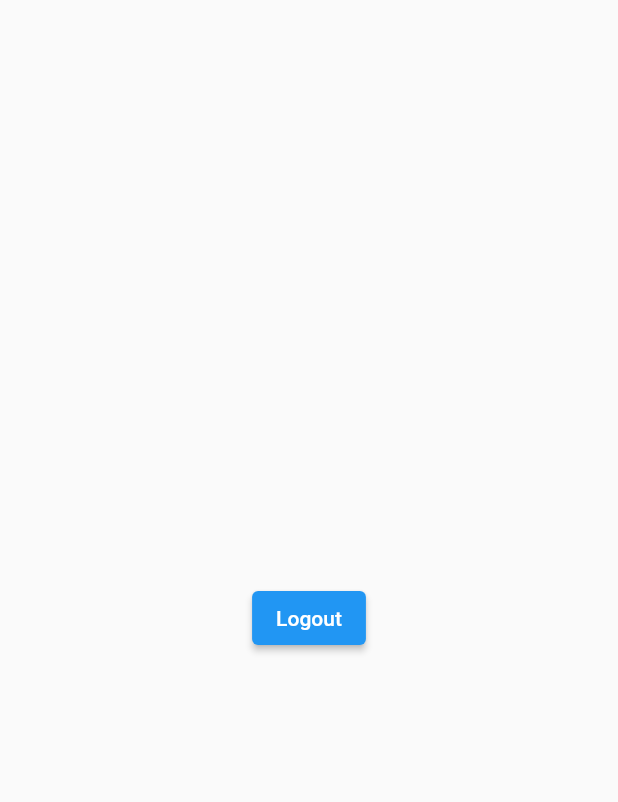
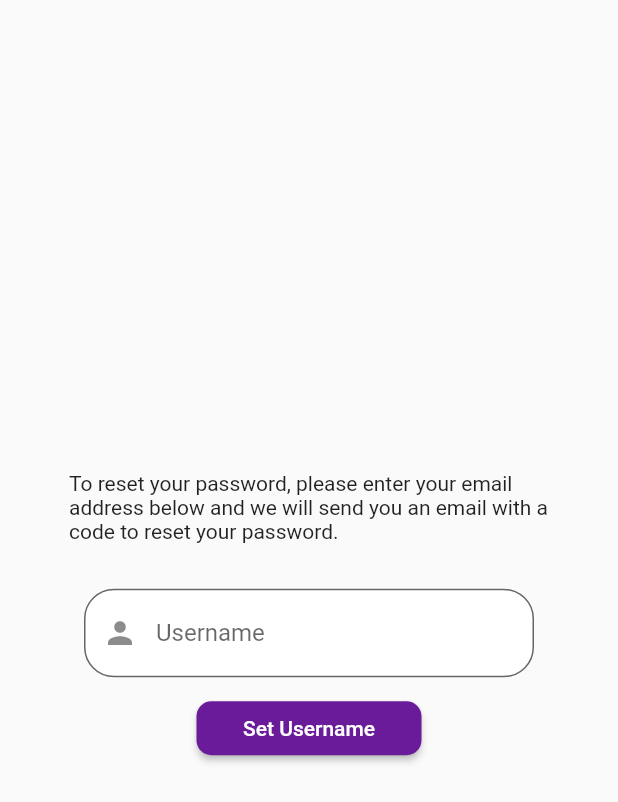
Before and after one commit to LahoucineLapunaire/ilili, a Flutter app: the screen it shows once a user with an empty profile is signed in, on a phone screen of 412 x 824 dp. Shown: the top 802 px of the screen. Run offline on Flutter 3.47's test engine with Material 2 defaults, Android fonts, the phone set to English and light mode, and no system bars; our stand-ins replace cloud_firestore, firebase_auth, firebase_core, google_sign_in; accounts and stored records are empty.

Commit message:
[FEAT] setUsername : set username after sign up

```diff
--- a/lib/components/home.dart
+++ b/lib/components/home.dart
@@ -1,33 +1,52 @@
 import 'package:flutter/material.dart';
 import 'package:firebase_auth/firebase_auth.dart';
+import 'package:ilili/components/setUsername.dart';
+import 'package:cloud_firestore/cloud_firestore.dart';
 
 FirebaseAuth auth = FirebaseAuth.instance;
+FirebaseFirestore firestore = FirebaseFirestore.instance;
 
 class HomePage extends StatefulWidget {
-  const HomePage({Key? key}) : super(key: key);
+  HomePage({Key? key}) : super(key: key);
 
   @override
   _HomePageState createState() => _HomePageState();
 }
 
 class _HomePageState extends State<HomePage> {
-  void logout() {
-    auth.signOut().then((value) => print("User logged out"));
-  }
-
-  void testVerifiedAccount() {
-    if (auth.currentUser!.emailVerified) {
-      print("User is verified");
-    } else {
-      print("User is not verified");
-    }
-  }
+  Map<String, dynamic> userInfo = {
+    "username": "",
+    "profilPicture": "",
+  };
 
   @override
   void initState() {
     // TODO: implement initState
     super.initState();
-    testVerifiedAccount();
+    checkUsername();
+  }
+
+  Future<void> checkUsername() async {
+    DocumentSnapshot ds =
+        await firestore.collection('users').doc(auth.currentUser!.uid).get();
+
+    setState(() {
+      userInfo['username'] = ds.get('username');
+      userInfo['profilPicture'] = ds.get('profilPicture');
+    });
+
+    if (userInfo['username'] == "") {
+      Navigator.pushReplacement(
+        context,
+        MaterialPageRoute(
+          builder: (context) => SetUsernamePage(),
+        ),
+      );
+    }
+  }
+
+  void logout() {
+    auth.signOut().then((value) => print("User logged out"));
   }
 
   @override
@@ -37,6 +56,9 @@ class _HomePageState extends State<HomePage> {
       child: Column(
         mainAxisAlignment: MainAxisAlignment.center,
         children: [
+          Text("Welcome ${userInfo["username"]}!"),
+          Text("${auth.currentUser!.email}"),
+          Text("${auth.currentUser!.uid}"),
           ButtonLogout(),
         ],
       ),
--- a/lib/components/setUsername.dart
+++ b/lib/components/setUsername.dart
@@ -0,0 +1,154 @@
+import 'package:flutter/material.dart';
+import 'package:firebase_auth/firebase_auth.dart';
+import 'package:cloud_firestore/cloud_firestore.dart';
+import 'package:ilili/components/home.dart';
+
+FirebaseAuth auth = FirebaseAuth.instance;
+
+class SetUsernamePage extends StatefulWidget {
+  const SetUsernamePage({super.key});
+
+  @override
+  State<SetUsernamePage> createState() => _SetUsernamePageState();
+}
+
+class _SetUsernamePageState extends State<SetUsernamePage> {
+  TextEditingController usernameController = TextEditingController();
+  List<String> usernameList = [];
+  String error = "";
+
+  @override
+  void initState() {
+    super.initState();
+    getAllUsername();
+  }
+
+  Future<void> getAllUsername() async {
+    QuerySnapshot querySnapshot =
+        await FirebaseFirestore.instance.collection("users").get();
+
+    for (int i = 0; i < querySnapshot.docs.length; i++) {
+      usernameList.add(querySnapshot.docs[i].get('username'));
+      print("Username: ${querySnapshot.docs[i].get('username')}");
+      ;
+    }
+  }
+
+  bool containsSpacesOrSpecialCharacters(String input) {
+    RegExp regex = RegExp(r'[^\w,]');
+    return regex.hasMatch(input);
+  }
+
+  void checkUsername() {
+    if (usernameList.contains(usernameController.text)) {
+      setState(() {
+        error = "Username already exists";
+      });
+      return;
+    }
+    if (containsSpacesOrSpecialCharacters(usernameController.text)) {
+      setState(() {
+        error = "Username cannot contain spaces or special characters";
+      });
+      return;
+    }
+    if (usernameController.text.length > 20) {
+      setState(() {
+        error = "Username cannot be longer than 20 characters";
+      });
+      return;
+    } else {
+      setState(() {
+        error = "";
+      });
+    }
+  }
+
+  Future<void> setUsername() async {
+    if (error == "") {
+      await FirebaseFirestore.instance
+          .collection("users")
+          .doc(auth.currentUser!.uid)
+          .update({"username": usernameController.text.toLowerCase()});
+      Navigator.pushReplacement(
+        context,
+        MaterialPageRoute(
+          builder: (context) => HomePage(),
+        ),
+      );
+    }
+  }
+
+  @override
+  Widget build(BuildContext context) {
+    return Scaffold(
+        body: Center(
+      child: Column(
+        mainAxisAlignment: MainAxisAlignment.center,
+        children: [
+          Container(
+            width: 320,
+            child: Text(
+              "To reset your password, please enter your email address below and we will send you an email with a code to reset your password.",
+            ),
+          ),
+          SizedBox(height: 20),
+          if (error != "")
+            Padding(
+              padding: EdgeInsets.only(bottom: 10),
+              child: Row(
+                mainAxisAlignment: MainAxisAlignment.center,
+                children: [
+                  Icon(Icons.error, color: Colors.red),
+                  SizedBox(width: 5),
+                  Container(
+                    width: 250,
+                    child: Text(
+                      "${error}",
+                      style: TextStyle(
+                          color: Colors.red, fontWeight: FontWeight.bold),
+                    ),
+                  )
+                ],
+              ),
+            ),
+          SizedBox(height: 10),
+          Container(
+            width: 300,
+            child: TextField(
+              controller: usernameController,
+              onChanged: (value) {
+                checkUsername();
+              },
+              decoration: InputDecoration(
+                filled: true,
+                fillColor: Colors.white,
+                prefixIcon: Icon(Icons.person),
+                labelText: 'Username',
+                border: OutlineInputBorder(
+                  borderRadius: BorderRadius.circular(20),
+                ),
+              ),
+            ),
+          ),
+          SizedBox(height: 10),
+          ElevatedButton(
+            onPressed: () {
+              setUsername();
+            },
+            child: Text('Set Username'),
+            style: ElevatedButton.styleFrom(
+              shape: RoundedRectangleBorder(
+                borderRadius: BorderRadius.circular(10),
+              ),
+              fixedSize:
+                  Size(150, 25), // Set the width and height of the button
+              backgroundColor:
+                  Color(0xFF6A1B9A), // Set the background color of the button
+            ),
+          ),
+        ],
+      ),
+    ));
+  }
+}
--- a/lib/components/signup.dart
+++ b/lib/components/signup.dart
@@ -159,8 +159,8 @@ class _FormSectionState extends State<FormSection> {
       String uid = userCredential.user?.uid ?? '';
 
       await firestore.collection('users').doc(uid).set({
-        'pseudo': '',
         'profilPicture': '',
+        'username': '',
       });
 
       print('User signed up and document created successfully!');
@@ -418,6 +418,13 @@ class _GoogleSignupFormState extends State<GoogleSignupForm> {
       );
 
       await FirebaseAuth.instance.signInWithCredential(credential);
+
+      String uid = FirebaseAuth.instance.currentUser?.uid ?? '';
+
+      await FirebaseFirestore.instance.collection('users').doc(uid).set({
+        'profilPicture': '',
+        'username': '',
+      });
     } catch (e) {
       setState(() {
         errorMessage = e.toString().split('] ')[1];
```
Also changed, not shown: lib/components/login.dart (+7 -19 lines).
